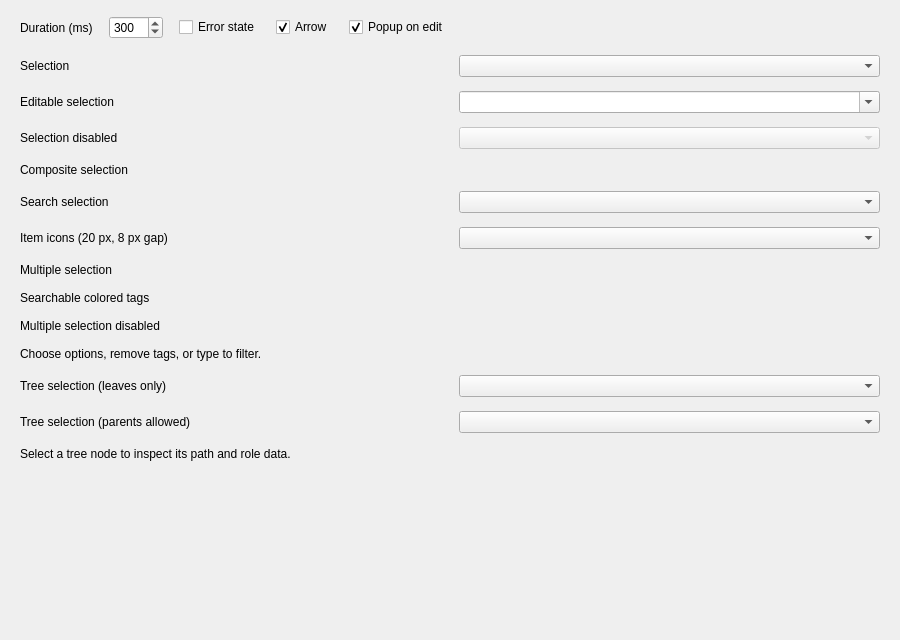
First picture: the form in examples/comboboxespage.ui, repository daonvshu/qt-animated-widgets, before the edit.
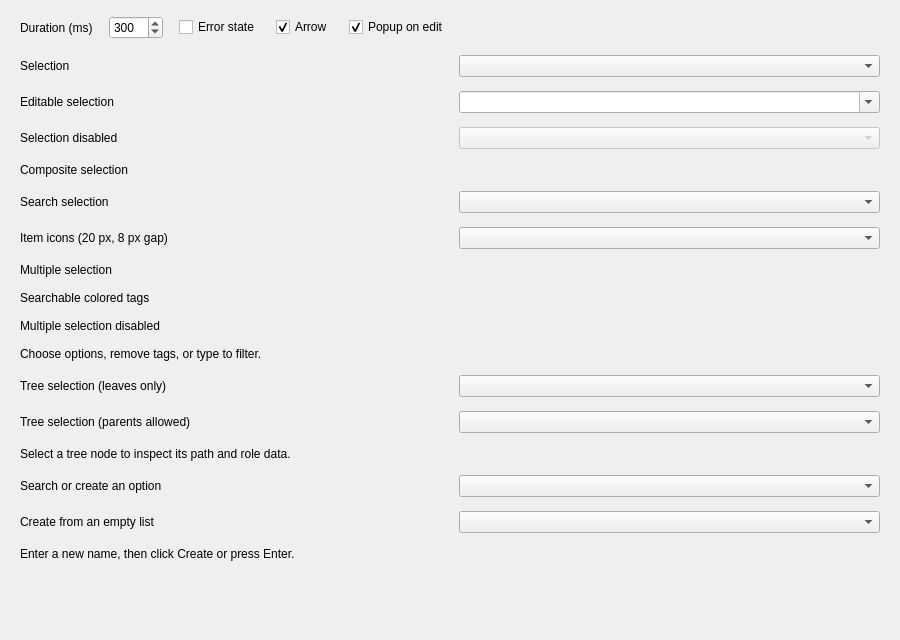
Second picture: the form after the edit. Custom widgets are drawn as their Qt base class.

Commit message: feat: add creatable combo box and freeze closing popup updates

```diff
--- a/examples/comboboxespage.ui
+++ b/examples/comboboxespage.ui
@@ -166,6 +166,29 @@
        <property name="text"><string>Select a tree node to inspect its path and role data.</string></property>
       </widget>
      </item>
+     <item row="13" column="0">
+      <widget class="QLabel" name="creatableLabel">
+       <property name="text"><string>Search or create an option</string></property>
+      </widget>
+     </item>
+     <item row="13" column="1">
+      <widget class="CreatableComboBox" name="comboCreatable"/>
+     </item>
+     <item row="14" column="0">
+      <widget class="QLabel" name="creatableEmptyLabel">
+       <property name="text"><string>Create from an empty list</string></property>
+      </widget>
+     </item>
+     <item row="14" column="1">
+      <widget class="CreatableComboBox" name="comboCreatableEmpty">
+       <property name="minimumCreateLength"><number>2</number></property>
+      </widget>
+     </item>
+     <item row="15" column="0" colspan="2">
+      <widget class="QLabel" name="creationResultLabel">
+       <property name="text"><string>Enter a new name, then click Create or press Enter.</string></property>
+      </widget>
+     </item>
      <item row="9" column="0" colspan="2">
       <widget class="QLabel" name="multiResultLabel">
        <property name="text"><string>Choose options, remove tags, or type to filter.</string></property>
@@ -184,6 +207,11 @@
   </layout>
  </widget>
  <customwidgets>
+  <customwidget>
+   <class>CreatableComboBox</class>
+   <extends>QComboBox</extends>
+   <header>animatedwidgets/comboboxes/creatablecombobox.h</header>
+  </customwidget>
   <customwidget>
    <class>TreeComboBox</class>
    <extends>QComboBox</extends>
```
The commit also changes 17 other files.
